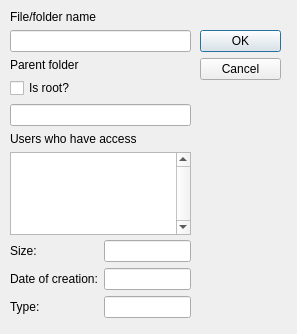
Above: client/view/propdialog.ui from dima-vs/Easy-Crossplatform-Drive before the change. Below: the same form after it.
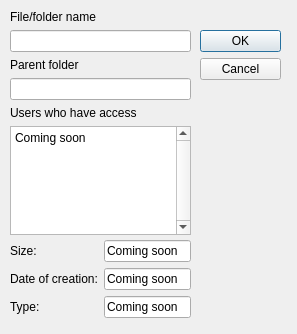
That is the form after the change.

The edit to the form file:
```diff
--- a/client/view/propdialog.ui
+++ b/client/view/propdialog.ui
@@ -48,6 +48,9 @@
     </item>
     <item row="0" column="1">
      <widget class="QLineEdit" name="lineEdit_4">
+      <property name="text">
+       <string>Coming soon</string>
+      </property>
       <property name="readOnly">
        <bool>true</bool>
       </property>
@@ -62,6 +65,9 @@
     </item>
     <item row="1" column="1">
      <widget class="QLineEdit" name="lineEdit_2">
+      <property name="text">
+       <string>Coming soon</string>
+      </property>
       <property name="readOnly">
        <bool>true</bool>
       </property>
@@ -76,6 +82,9 @@
     </item>
     <item row="2" column="1">
      <widget class="QLineEdit" name="lineEdit_3">
+      <property name="text">
+       <string>Coming soon</string>
+      </property>
       <property name="readOnly">
        <bool>true</bool>
       </property>
@@ -110,13 +119,6 @@
       </property>
      </widget>
     </item>
-    <item>
-     <widget class="QCheckBox" name="checkBox">
-      <property name="text">
-       <string>Is root?</string>
-      </property>
-     </widget>
-    </item>
     <item>
      <widget class="QLineEdit" name="parentnameEdit"/>
     </item>
@@ -132,6 +134,12 @@
       <property name="verticalScrollBarPolicy">
        <enum>Qt::ScrollBarPolicy::ScrollBarAlwaysOn</enum>
       </property>
+      <property name="readOnly">
+       <bool>true</bool>
+      </property>
+      <property name="plainText">
+       <string>Coming soon</string>
+      </property>
      </widget>
     </item>
    </layout>
```
